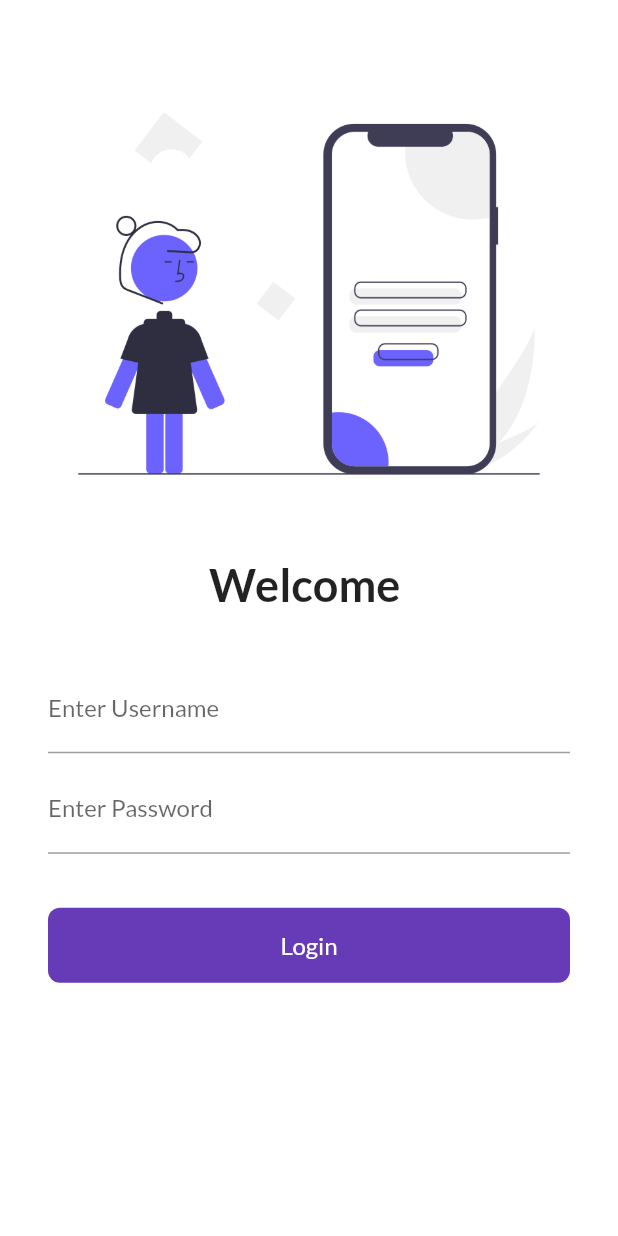
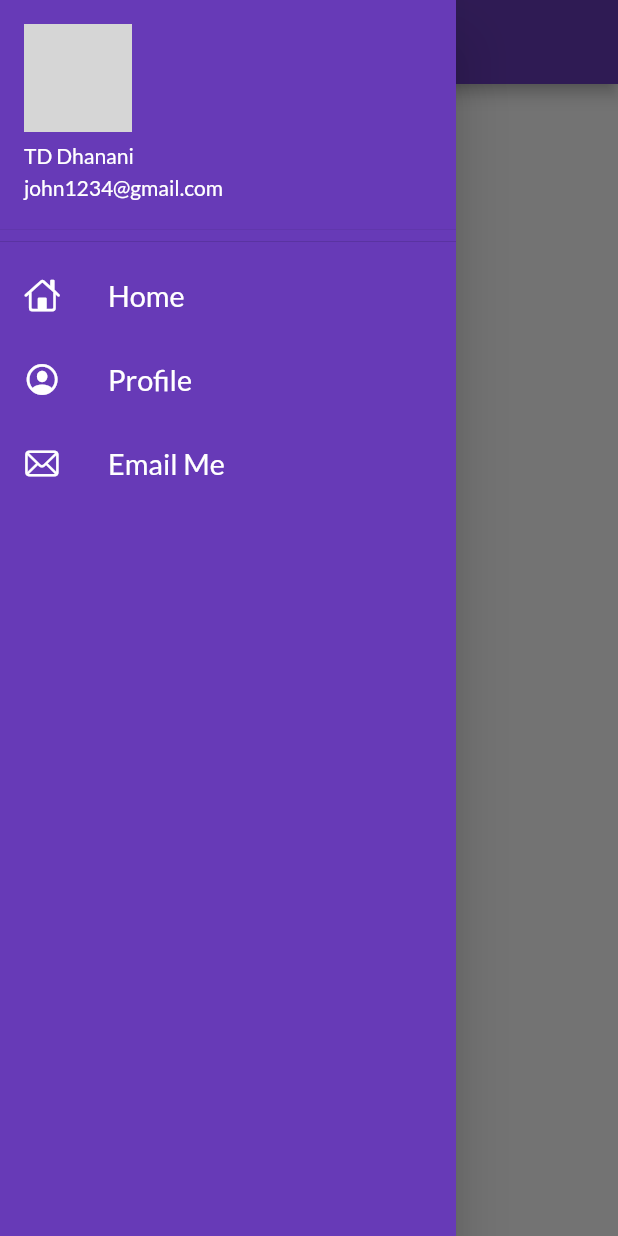
Before and after one commit to dhruvi6971/30daysofflutter, a Flutter app: the screen it shows after launch, with the side drawer open (before the commit the screen has no drawer), on a phone screen of 412 x 824 dp. Run offline on Flutter 3.47's test engine with Material 2 defaults, Android fonts, the phone set to English and light mode, and no system bars; our stand-ins replace google_fonts; network calls fail; grey boxes are pictures that could not be loaded.

Commit message:
day 9 completed

```diff
--- a/lib/main.dart
+++ b/lib/main.dart
@@ -24,8 +24,8 @@ class MyApp extends StatelessWidget {
       ),
       darkTheme: ThemeData(brightness: Brightness.dark),
       routes: {
-        "/": (context) => Login(),
-        MyRoutes.homeroute: (context) => HomePage(),
+        MyRoutes.loginroute: (context) => Login(),
+        "/": (context) => HomePage(),
         MyRoutes.loginroute: (context) => Login(),
       },
     );
--- a/lib/pages/home_page.dart
+++ b/lib/pages/home_page.dart
@@ -1,6 +1,7 @@
 // ignore_for_file: prefer_const_constructors,
 
 import 'package:flutter/material.dart';
+import 'package:flutter_application_2/widgets/drawer.dart';
 
 class HomePage extends StatelessWidget {
   const HomePage({super.key});
@@ -14,7 +15,7 @@ class HomePage extends StatelessWidget {
       body: Center(
         child: Text("Welcome to 30 days of flutter"),
       ),
-      drawer: Drawer(),
+      drawer: MyDrawer(),
     );
   }
 }
--- /dev/null
+++ b/lib/widgets/drawer.dart
@@ -0,0 +1,66 @@
+// ignore_for_file: prefer_const_constructors
+
+import 'package:flutter/cupertino.dart';
+import 'package:flutter/material.dart';
+
+class MyDrawer extends StatelessWidget {
+  const MyDrawer({super.key});
+
+  @override
+  Widget build(BuildContext context) {
+    // ignore: prefer_const_declarations
+    final imageUrl =
+        "https://media.licdn.com/dms/image/D4D03AQFRPQAFqspLcA/profile-displayphoto-shrink_200_200/0/1668320180734?e=1681948800&v=beta&t=Bxx1k4kcifF5vcxnxNrb6gbZPAxIPu4sTXmeV6N2UD0";
+    return Drawer(
+      backgroundColor: Colors.deepPurple,
+      child: ListView(
+        children: [
+          DrawerHeader(
+              padding: EdgeInsets.zero,
+              child: UserAccountsDrawerHeader(
+                  accountName: Text(
+                    "TD Dhanani",
+                  ),
+                  accountEmail: Text("john1234@gmail.com"),
+                  // ignore: unnecessary_const
+                  currentAccountPicture: CircleAvatar(
+                    backgroundImage: NetworkImage(imageUrl),
+                  ))),
+          ListTile(
+            leading: Icon(
+              CupertinoIcons.home,
+              color: Colors.white,
+            ),
+            title: Text(
+              "Home",
+              textScaleFactor: 1.2,
+              style: TextStyle(color: Colors.white, fontSize: 16),
+            ),
+          ),
+          ListTile(
+            leading: Icon(
+              CupertinoIcons.profile_circled,
+              color: Colors.white,
+            ),
+            title: Text(
+              "Profile",
+              textScaleFactor: 1.2,
+              style: TextStyle(color: Colors.white, fontSize: 16),
+            ),
+          ),
+          ListTile(
+            leading: Icon(
+              CupertinoIcons.mail,
+              color: Colors.white,
+            ),
+            title: Text(
+              "Email Me",
+              textScaleFactor: 1.2,
+              style: TextStyle(color: Colors.white, fontSize: 16),
+            ),
+          )
+        ],
+      ),
+    );
+  }
+}
```
